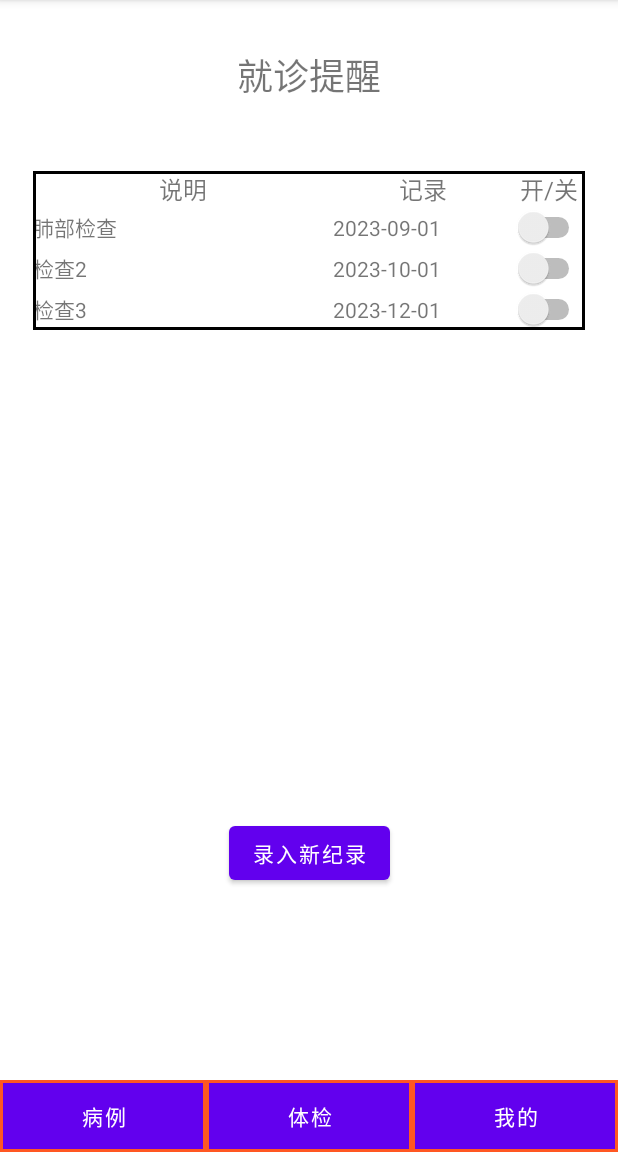
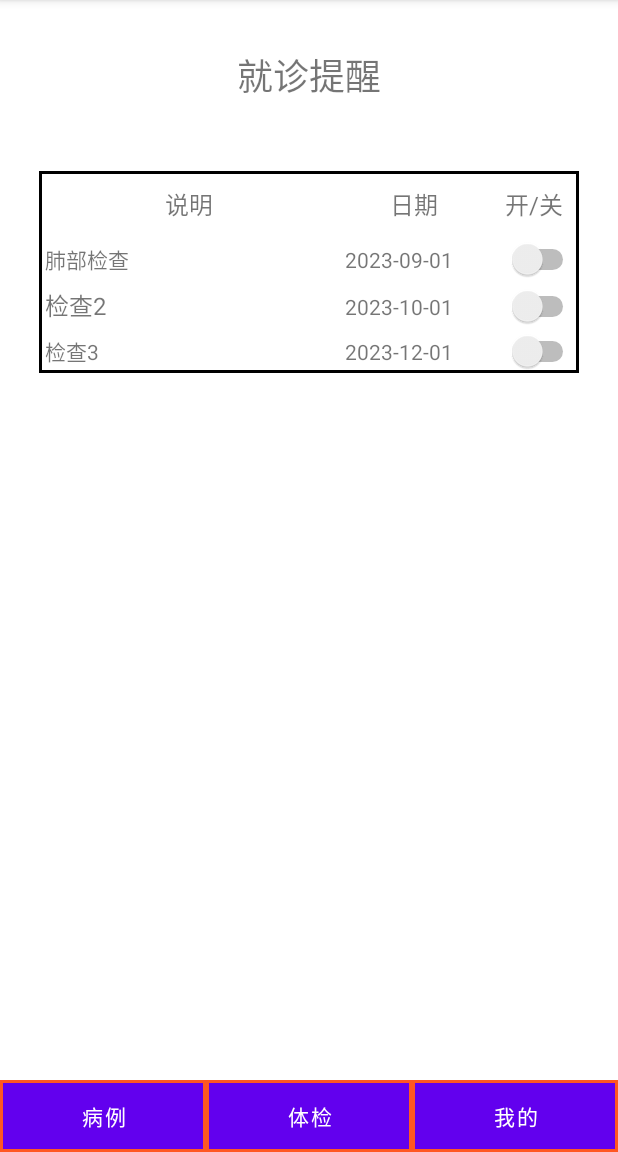
Before and after one commit to windsnow1025/Family-Health-App, an Android app: the screen it shows after launch (MainActivity), after a tap on "体检", on a phone screen of 412 x 824 dp, the part 84-1236 px from its top. Run offline under Robolectric (Android 15) with nearby library versions, the light colour scheme and no system bars.

Commit message:
Update fragment2.xml

```diff
--- a/app/src/main/res/layout/fragment2.xml
+++ b/app/src/main/res/layout/fragment2.xml
@@ -47,22 +47,25 @@
                 <TextView
                     android:layout_width="200dp"
                     android:layout_height="wrap_content"
+                    android:padding="10dp"
                     android:text="说明"
                     android:textAlignment="center"
                     android:textAllCaps="false"
                     android:textSize="16sp" />
 
                 <TextView
-                    android:layout_width="120dp"
+                    android:layout_width="100dp"
                     android:layout_height="wrap_content"
-                    android:text="记录"
+                    android:padding="10dp"
+                    android:text="日期"
                     android:textAlignment="center"
                     android:textSize="16sp" />
 
                 <TextView
                     android:id="@+id/textView"
-                    android:layout_width="40dp"
+                    android:layout_width="60dp"
                     android:layout_height="wrap_content"
+                    android:padding="10dp"
                     android:text="开/关"
                     android:textAlignment="center"
                     android:textSize="16sp" />
@@ -76,11 +79,13 @@
                 <TextView
                     android:layout_width="wrap_content"
                     android:layout_height="wrap_content"
+                    android:padding="4dp"
                     android:text="肺部检查" />
 
                 <TextView
                     android:layout_width="wrap_content"
                     android:layout_height="wrap_content"
+                    android:padding="4dp"
                     android:text="2023-09-01" />
 
                 <Switch
@@ -97,11 +102,14 @@
                 <TextView
                     android:layout_width="wrap_content"
                     android:layout_height="wrap_content"
-                    android:text="检查2" />
+                    android:padding="4dp"
+                    android:text="检查2"
+                    android:textSize="16sp" />
 
                 <TextView
                     android:layout_width="wrap_content"
                     android:layout_height="wrap_content"
+                    android:padding="4dp"
                     android:text="2023-10-01" />
 
                 <Switch
@@ -118,11 +126,13 @@
                 <TextView
                     android:layout_width="wrap_content"
                     android:layout_height="wrap_content"
+                    android:padding="4dp"
                     android:text="检查3" />
 
                 <TextView
                     android:layout_width="wrap_content"
                     android:layout_height="wrap_content"
+                    android:padding="4dp"
                     android:text="2023-12-01" />
 
                 <Switch
@@ -133,15 +143,5 @@
             </TableRow>
         </TableLayout>
 
-        <Button
-            android:id="@+id/button"
-            android:layout_width="wrap_content"
-            android:layout_height="wrap_content"
-            android:layout_marginBottom="75dp"
-            android:text="录入新纪录"
-            app:layout_constraintBottom_toBottomOf="parent"
-            app:layout_constraintEnd_toEndOf="parent"
-            app:layout_constraintStart_toStartOf="parent" />
-
     </androidx.constraintlayout.widget.ConstraintLayout>
 </androidx.constraintlayout.widget.ConstraintLayout>
```
